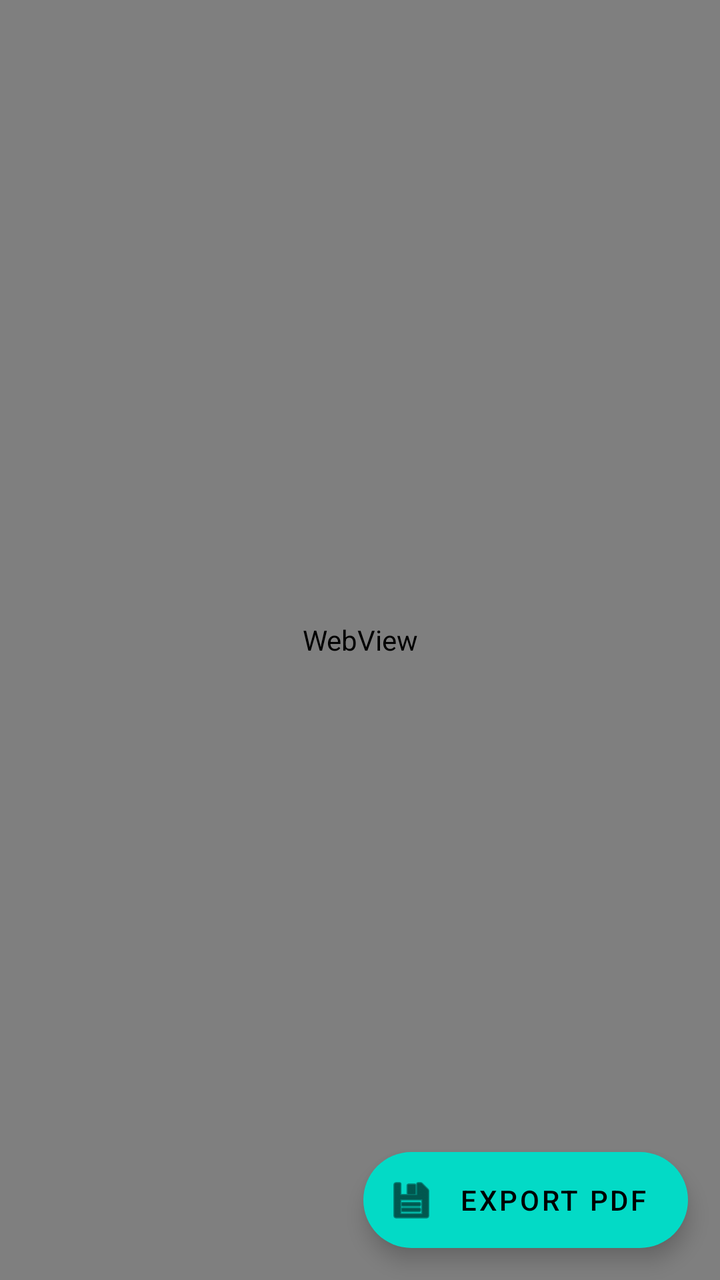
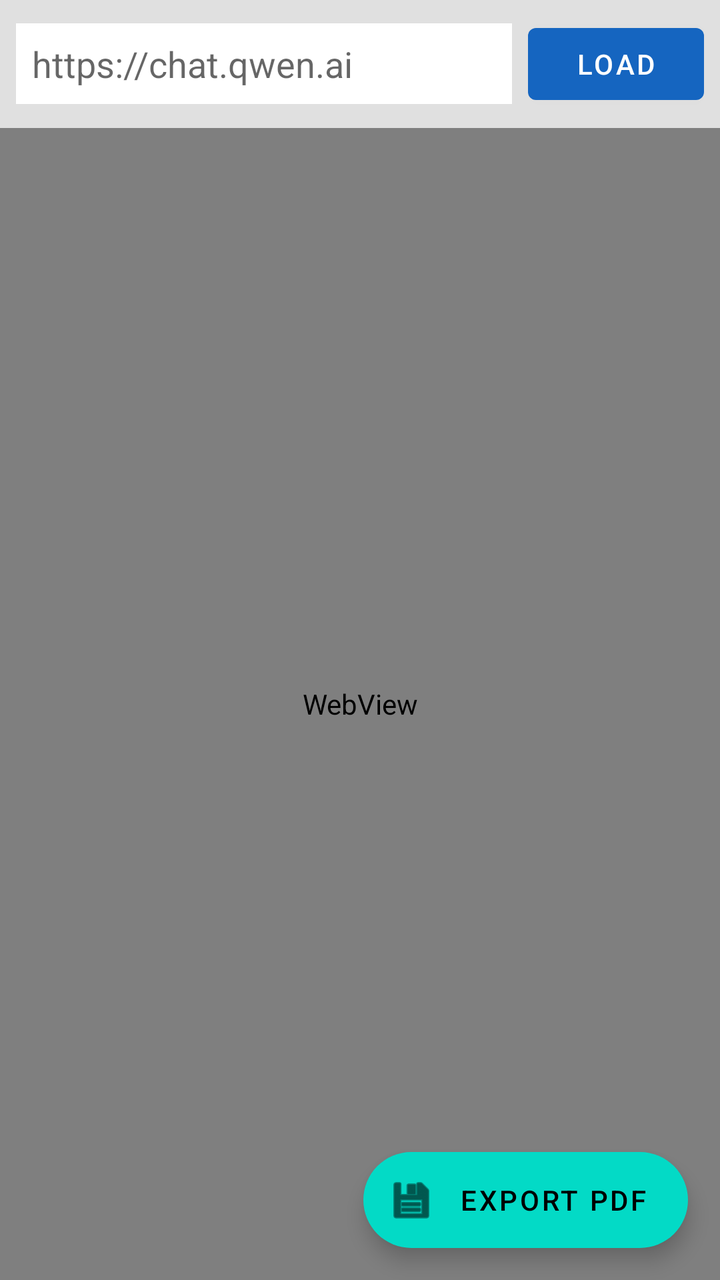

Screens rendered from an Android XML layout before and after an edit, with the pre-edit source and the edit as a unified diff.
<!-- AndroidManifest.xml: application theme Theme.ChatToPdf -->
<!-- res/layout/activity_main.xml -->
<?xml version="1.0" encoding="utf-8"?>
<androidx.coordinatorlayout.widget.CoordinatorLayout xmlns:android="http://schemas.android.com/apk/res/android"
    xmlns:app="http://schemas.android.com/apk/res-auto"
    android:layout_width="match_parent"
    android:layout_height="match_parent">
    <WebView
        android:id="@+id/webView"
        android:layout_width="match_parent"
        android:layout_height="match_parent" />
    <com.google.android.material.floatingactionbutton.ExtendedFloatingActionButton
        android:id="@+id/fabExportPdf"
        android:layout_width="wrap_content"
        android:layout_height="wrap_content"
        android:layout_gravity="bottom|end"
        android:layout_margin="16dp"
        android:text="Export PDF"
        app:icon="@android:drawable/ic_menu_save" />
</androidx.coordinatorlayout.widget.CoordinatorLayout>
<!-- resources referenced by this layout -->
<resources>
  <style name="Theme.ChatToPdf" parent="Theme.MaterialComponents.DayNight.NoActionBar">
          <item name="colorPrimary">@color/colorPrimary</item>
          <item name="colorPrimaryDark">@color/colorPrimaryDark</item>
          <item name="colorAccent">@color/colorAccent</item>
      </style>
  <color name="colorPrimary">#1565C0</color>
  <color name="colorPrimaryDark">#0D47A1</color>
  <color name="colorAccent">#1565C0</color>
</resources>

<!-- the commit's change to res/layout/activity_main.xml (unified diff, before → after) -->
@@ -3,10 +3,45 @@
     xmlns:app="http://schemas.android.com/apk/res-auto"
     android:layout_width="match_parent"
     android:layout_height="match_parent">
-    <WebView
-        android:id="@+id/webView"
+
+    <LinearLayout
         android:layout_width="match_parent"
-        android:layout_height="match_parent" />
+        android:layout_height="match_parent"
+        android:orientation="vertical">
+
+        <LinearLayout
+            android:layout_width="match_parent"
+            android:layout_height="wrap_content"
+            android:orientation="horizontal"
+            android:padding="8dp"
+            android:background="#E0E0E0"
+            android:gravity="center_vertical">
+
+            <EditText
+                android:id="@+id/etUrl"
+                android:layout_width="0dp"
+                android:layout_height="wrap_content"
+                android:layout_weight="1"
+                android:hint="https://chat.qwen.ai"
+                android:inputType="textUri"
+                android:background="@android:color/white"
+                android:padding="8dp"
+                android:maxLines="1" />
+
+            <Button
+                android:id="@+id/btnLoad"
+                android:layout_width="wrap_content"
+                android:layout_height="wrap_content"
+                android:layout_marginStart="8dp"
+                android:text="Load" />
+        </LinearLayout>
+
+        <WebView
+            android:id="@+id/webView"
+            android:layout_width="match_parent"
+            android:layout_height="match_parent" />
+    </LinearLayout>
+
     <com.google.android.material.floatingactionbutton.ExtendedFloatingActionButton
         android:id="@+id/fabExportPdf"
         android:layout_width="wrap_content"
@@ -15,4 +50,5 @@
         android:layout_margin="16dp"
         android:text="Export PDF"
         app:icon="@android:drawable/ic_menu_save" />
+
 </androidx.coordinatorlayout.widget.CoordinatorLayout>
